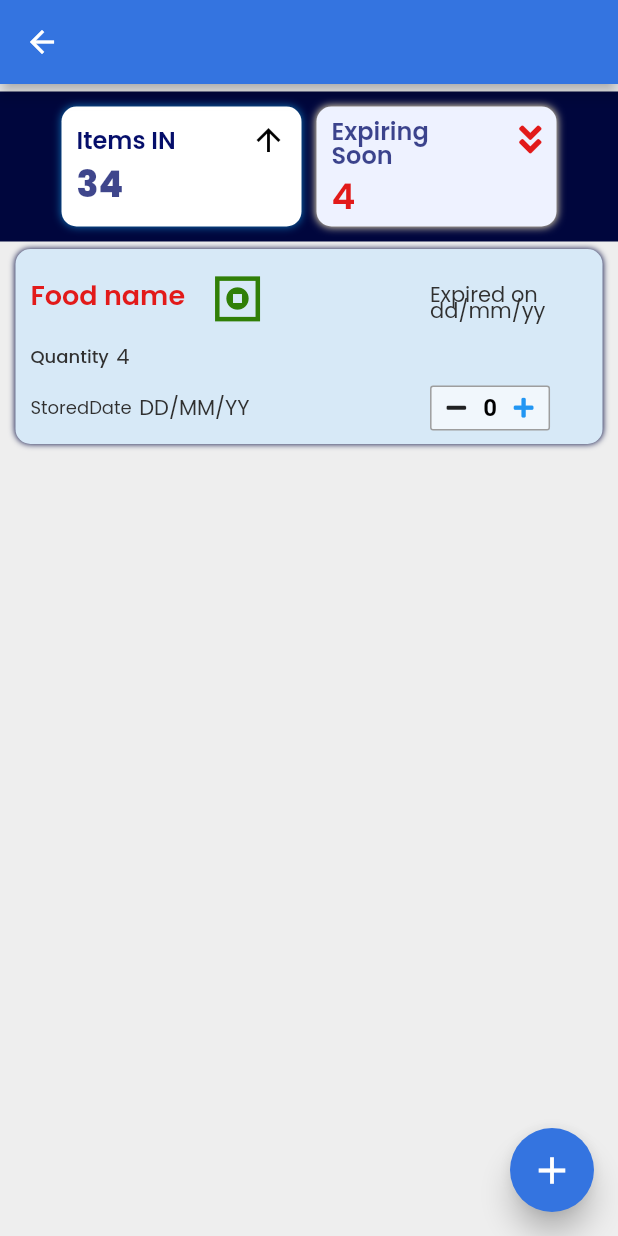
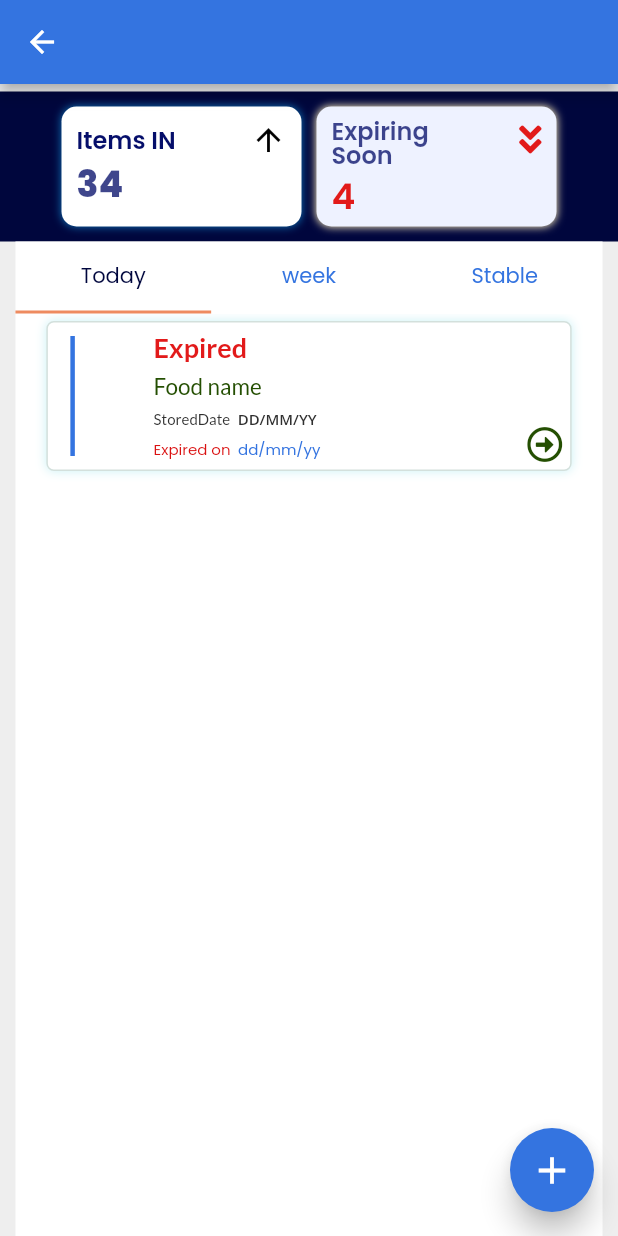
Before and after one commit to subramanyanavada123/rubix22-65-optimise-prime, a Flutter app: the KitchenWidget screen opened directly, on a phone screen of 412 x 824 dp. Run offline on Flutter 3.47's test engine with Material 2 defaults, Android fonts, the phone set to English and light mode, and no system bars; drawn by our look-alikes of auto_size_text; our stand-ins replace font_awesome_flutter, google_fonts, page_transition, smooth_page_indicator, timeago; missing offline and left inert: json_path.

Commit message:
Cart Design completed

```diff
--- a/lib/components/lists1_widget.dart
+++ b/lib/components/lists1_widget.dart
@@ -1,5 +1,4 @@
 import '../components/food1_widget.dart';
-import '../components/food3_widget.dart';
 import '../flutter_flow/flutter_flow_theme.dart';
 import '../flutter_flow/flutter_flow_util.dart';
 import 'package:flutter/material.dart';
@@ -24,7 +23,7 @@ class _Lists1WidgetState extends State<Lists1Widget> {
           children: [
             Container(
               width: MediaQuery.of(context).size.width * 0.95,
-              height: MediaQuery.of(context).size.height * 0.7,
+              height: MediaQuery.of(context).size.height * 1,
               decoration: BoxDecoration(
                 color: FlutterFlowTheme.tertiaryColor,
               ),
@@ -56,26 +55,16 @@ class _Lists1WidgetState extends State<Lists1Widget> {
                           Row(
                             mainAxisSize: MainAxisSize.max,
                             mainAxisAlignment: MainAxisAlignment.center,
+                            crossAxisAlignment: CrossAxisAlignment.start,
                             children: [
-                              Column(
+                              SingleChildScrollView(
+                                child: Column(
                                   mainAxisSize: MainAxisSize.max,
+                                  crossAxisAlignment: CrossAxisAlignment.start,
                                   children: [
-                                  Food3Widget(),
-                                  Food3Widget(),
+                                    Food1Widget(),
                                   ],
                                 ),
-                            ],
-                          ),
-                          Row(
-                            mainAxisSize: MainAxisSize.max,
-                            mainAxisAlignment: MainAxisAlignment.center,
-                            children: [
-                              Column(
-                                mainAxisSize: MainAxisSize.max,
-                                children: [
-                                  Food3Widget(),
-                                  Food3Widget(),
-                                ],
                               ),
                             ],
                           ),
@@ -84,11 +73,30 @@ class _Lists1WidgetState extends State<Lists1Widget> {
                             mainAxisAlignment: MainAxisAlignment.center,
                             crossAxisAlignment: CrossAxisAlignment.start,
                             children: [
-                              Column(
+                              SingleChildScrollView(
+                                child: Column(
                                   mainAxisSize: MainAxisSize.max,
                                   children: [
                                     Food1Widget(),
+                                    Food1Widget(),
                                   ],
+                                ),
+                              ),
+                            ],
+                          ),
+                          Row(
+                            mainAxisSize: MainAxisSize.max,
+                            mainAxisAlignment: MainAxisAlignment.center,
+                            crossAxisAlignment: CrossAxisAlignment.start,
+                            children: [
+                              SingleChildScrollView(
+                                child: Column(
+                                  mainAxisSize: MainAxisSize.max,
+                                  crossAxisAlignment: CrossAxisAlignment.start,
+                                  children: [
+                                    Food1Widget(),
+                                  ],
+                                ),
                               ),
                             ],
                           ),
--- a/lib/kitchen/kitchen_widget.dart
+++ b/lib/kitchen/kitchen_widget.dart
@@ -1,4 +1,4 @@
-import '../components/food2_widget.dart';
+import '../components/lists1_widget.dart';
 import '../components/stat_widget.dart';
 import '../flutter_flow/flutter_flow_theme.dart';
 import '../flutter_flow/flutter_flow_util.dart';
@@ -54,7 +54,9 @@ class _KitchenWidgetState extends State<KitchenWidget> {
                 mainAxisSize: MainAxisSize.max,
                 children: [
                   StatWidget(),
-                  Food2Widget(),
+                  Expanded(
+                    child: Lists1Widget(),
+                  ),
                 ],
               ),
             ),
```
Also changed, not shown: lib/landing/landing_widget.dart (+9 -2 lines). Lines whose indentation alone changed are shown as unchanged.
